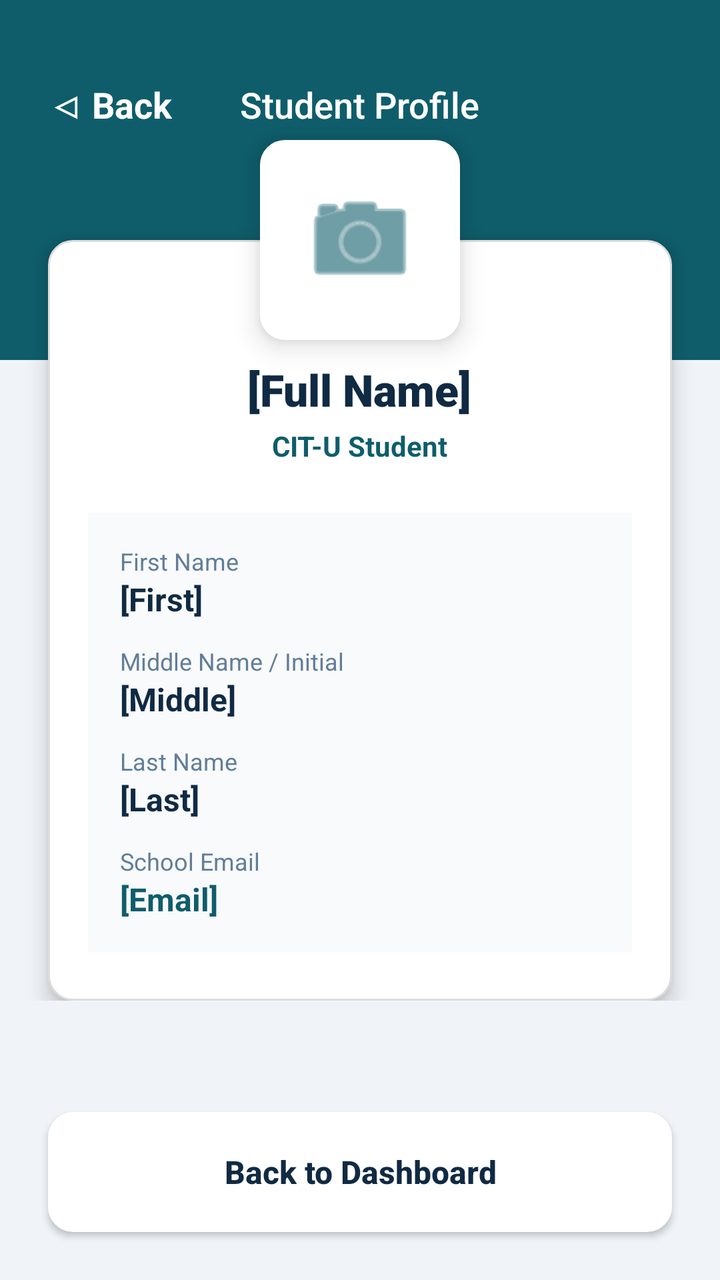
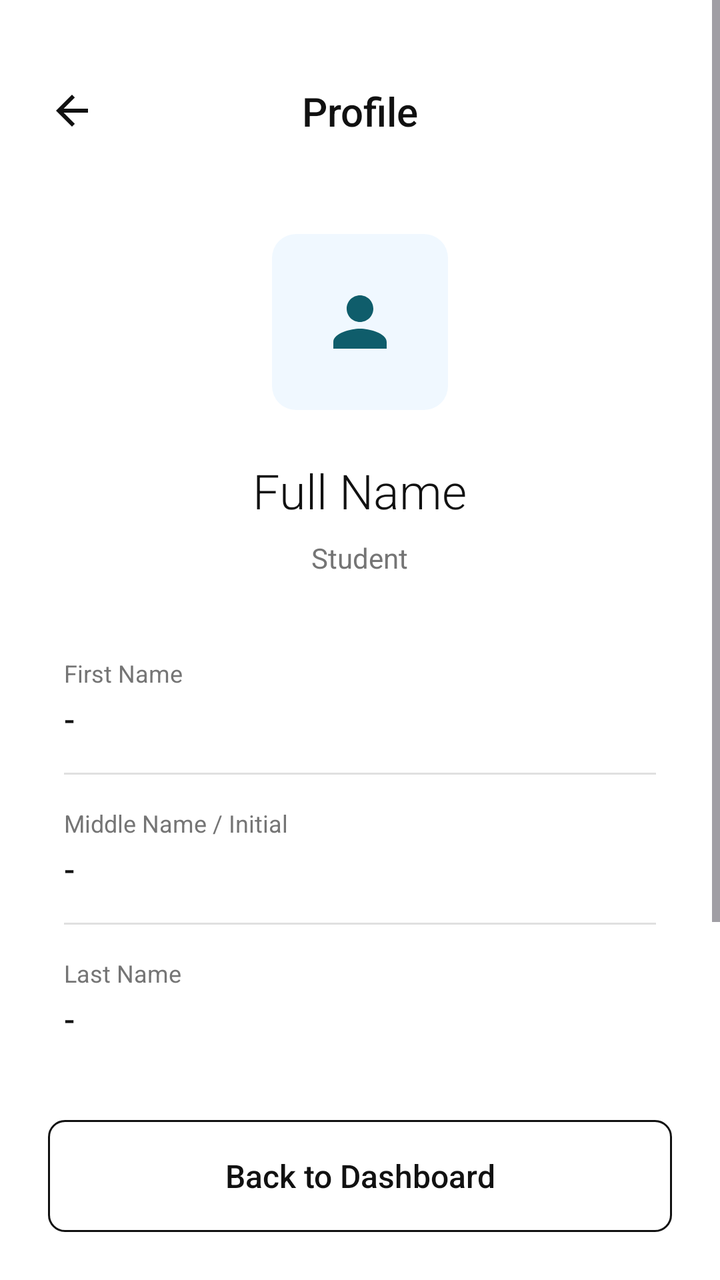

An Android layout rendered at two revisions. The XML below is the earlier revision; the diff shows what the commit changed to produce the second picture.
<!-- AndroidManifest.xml: application theme Theme.TeknoKumpas -->
<!-- res/layout/activity_profile.xml -->
<?xml version="1.0" encoding="utf-8"?>
<RelativeLayout xmlns:android="http://schemas.android.com/apk/res/android"
    xmlns:app="http://schemas.android.com/apk/res-auto"
    android:layout_width="match_parent"
    android:layout_height="match_parent"
    android:background="#F0F4F8">

    <View
        android:id="@+id/rlTopBar"
        android:layout_width="match_parent"
        android:layout_height="180dp"
        android:background="@drawable/bg_solid_button" />

    <ScrollView
        android:layout_width="match_parent"
        android:layout_height="match_parent"
        android:layout_above="@id/btnBackToDashboard"
        android:clipToPadding="false"
        android:paddingBottom="20dp">

        <RelativeLayout
            android:layout_width="match_parent"
            android:layout_height="wrap_content">
            <TextView
                android:id="@+id/btnBackProfileTop"
                android:layout_width="wrap_content"
                android:layout_height="wrap_content"
                android:layout_marginStart="24dp"
                android:layout_marginTop="40dp"
                android:text="◁ Back"
                android:textColor="#FFFFFF"
                android:textSize="18sp"
                android:textStyle="bold" />

            <TextView
                android:layout_width="wrap_content"
                android:layout_height="wrap_content"
                android:layout_centerHorizontal="true"
                android:layout_marginTop="40dp"
                android:text="Student Profile"
                android:textColor="#FFFFFF"
                android:textSize="18sp"
                android:fontFamily="sans-serif-medium" />

            <LinearLayout
                android:id="@+id/llProfileHeader"
                android:layout_width="match_parent"
                android:layout_height="wrap_content"
                android:layout_marginTop="120dp"
                android:layout_marginStart="24dp"
                android:layout_marginEnd="24dp"
                android:background="@drawable/bg_input_field"
                android:elevation="6dp"
                android:orientation="vertical"
                android:paddingTop="60dp"
                android:paddingBottom="24dp"
                android:paddingStart="20dp"
                android:paddingEnd="20dp"
                android:gravity="center_horizontal">

                <TextView
                    android:id="@+id/tvDisplayUsername"
                    android:layout_width="wrap_content"
                    android:layout_height="wrap_content"
                    android:text="[Full Name]"
                    android:textColor="#102A43"
                    android:textSize="22sp"
                    android:fontFamily="sans-serif-black" />

                <TextView
                    android:layout_width="wrap_content"
                    android:layout_height="wrap_content"
                    android:layout_marginTop="4dp"
                    android:text="CIT-U Student"
                    android:textColor="#0F5D6B"
                    android:textSize="14sp"
                    android:textStyle="bold"
                    android:layout_marginBottom="24dp"/>

                <LinearLayout
                    android:layout_width="match_parent"
                    android:layout_height="wrap_content"
                    android:orientation="vertical"
                    android:background="#F8FAFC"
                    android:padding="16dp">

                    <TextView android:layout_width="wrap_content" android:layout_height="wrap_content" android:text="First Name" android:textColor="#627D98" android:textSize="12sp" />
                    <TextView android:id="@+id/tvFirstName" android:layout_width="wrap_content" android:layout_height="wrap_content" android:text="[First]" android:textColor="#102A43" android:textSize="16sp" android:textStyle="bold" android:layout_marginBottom="12dp"/>

                    <TextView android:layout_width="wrap_content" android:layout_height="wrap_content" android:text="Middle Name / Initial" android:textColor="#627D98" android:textSize="12sp" />
                    <TextView android:id="@+id/tvMiddleName" android:layout_width="wrap_content" android:layout_height="wrap_content" android:text="[Middle]" android:textColor="#102A43" android:textSize="16sp" android:textStyle="bold" android:layout_marginBottom="12dp"/>

                    <TextView android:layout_width="wrap_content" android:layout_height="wrap_content" android:text="Last Name" android:textColor="#627D98" android:textSize="12sp" />
                    <TextView android:id="@+id/tvLastName" android:layout_width="wrap_content" android:layout_height="wrap_content" android:text="[Last]" android:textColor="#102A43" android:textSize="16sp" android:textStyle="bold" android:layout_marginBottom="12dp"/>

                    <TextView android:layout_width="wrap_content" android:layout_height="wrap_content" android:text="School Email" android:textColor="#627D98" android:textSize="12sp" />
                    <TextView android:id="@+id/tvEmail" android:layout_width="wrap_content" android:layout_height="wrap_content" android:text="[Email]" android:textColor="#0F5D6B" android:textSize="16sp" android:textStyle="bold" />
                </LinearLayout>
            </LinearLayout>

            <ImageView
                android:id="@+id/ivProfilePic"
                android:layout_width="100dp"
                android:layout_height="100dp"
                android:layout_centerHorizontal="true"
                android:layout_marginTop="70dp"
                android:background="@drawable/bg_input_field"
                android:backgroundTint="#FFFFFF"
                android:elevation="8dp"
                android:src="@android:drawable/ic_menu_camera"
                android:padding="20dp"
                app:tint="#0F5D6B" />

        </RelativeLayout>
    </ScrollView>


    <androidx.appcompat.widget.AppCompatButton
        android:id="@+id/btnBackToDashboard"
        android:layout_width="match_parent"
        android:layout_height="60dp"
        android:layout_alignParentBottom="true"
        android:layout_margin="24dp"
        android:background="@drawable/bg_input_field"
        android:backgroundTint="#FFFFFF"
        android:text="Back to Dashboard"
        android:textAllCaps="false"
        android:textColor="#102A43"
        android:textSize="16sp"
        android:textStyle="bold"
        android:elevation="4dp"/>

</RelativeLayout>
<!-- resources referenced by this layout -->
<resources>
  <!-- drawable bg_input_field (drawable) -->
  <shape xmlns:android="http://schemas.android.com/apk/res/android">
      <solid android:color="#FFFFFF" />
      <corners android:radius="12dp" />
      <stroke android:width="1dp" android:color="#DDDDDD" />
  </shape>
  <!-- drawable bg_solid_button (drawable) -->
  <shape xmlns:android="http://schemas.android.com/apk/res/android">
      <solid android:color="#0F5D6B" />
  </shape>
  <style name="Theme.TeknoKumpas" parent="Base.Theme.TeknoKumpas" />
  <style name="Base.Theme.TeknoKumpas" parent="Theme.Material3.DayNight.NoActionBar">
          
          
      </style>
</resources>

<!-- the commit's change to res/layout/activity_profile.xml (unified diff, before → after) -->
@@ -3,131 +3,204 @@
     xmlns:app="http://schemas.android.com/apk/res-auto"
     android:layout_width="match_parent"
     android:layout_height="match_parent"
-    android:background="#F0F4F8">
-
-    <View
-        android:id="@+id/rlTopBar"
-        android:layout_width="match_parent"
-        android:layout_height="180dp"
-        android:background="@drawable/bg_solid_button" />
+    android:background="@color/minimal_surface">
 
     <ScrollView
         android:layout_width="match_parent"
         android:layout_height="match_parent"
         android:layout_above="@id/btnBackToDashboard"
         android:clipToPadding="false"
-        android:paddingBottom="20dp">
+        android:paddingBottom="24dp">
 
         <RelativeLayout
             android:layout_width="match_parent"
             android:layout_height="wrap_content">
+            
+            <LinearLayout
+                android:id="@+id/llTopBar"
+                android:layout_width="match_parent"
+                android:layout_height="wrap_content"
+                android:orientation="horizontal"
+                android:paddingTop="42dp"
+                android:paddingStart="24dp"
+                android:paddingEnd="24dp"
+                android:gravity="center_vertical">
+                
+                <TextView
+                    android:id="@+id/btnBackProfileTop"
+                    android:layout_width="wrap_content"
+                    android:layout_height="wrap_content"
+                    android:text=""
+                    android:drawableStart="@drawable/ic_modern_back"
+                    android:drawableTint="@color/minimal_text_primary" />
+                    
+                <TextView
+                    android:layout_width="0dp"
+                    android:layout_height="wrap_content"
+                    android:layout_weight="1"
+                    android:text="Profile"
+                    android:textColor="@color/minimal_text_primary"
+                    android:textSize="20sp"
+                    android:fontFamily="sans-serif-medium"
+                    android:gravity="center"
+                    android:layout_marginEnd="24dp" />
+            </LinearLayout>
+
+            <ImageView
+                android:id="@+id/ivProfilePic"
+                android:layout_width="88dp"
+                android:layout_height="88dp"
+                android:layout_centerHorizontal="true"
+                android:layout_below="@id/llTopBar"
+                android:layout_marginTop="48dp"
+                android:background="@drawable/bg_minimal_icon_container"
+                android:backgroundTint="@color/minimal_tint_blue"
+                android:src="@drawable/ic_modern_person"
+                android:padding="24dp"
+                app:tint="@color/minimal_accent" />
+
             <TextView
-                android:id="@+id/btnBackProfileTop"
+                android:id="@+id/tvDisplayUsername"
                 android:layout_width="wrap_content"
                 android:layout_height="wrap_content"
-                android:layout_marginStart="24dp"
-                android:layout_marginTop="40dp"
-                android:text="◁ Back"
-                android:textColor="#FFFFFF"
-                android:textSize="18sp"
-                android:textStyle="bold" />
+                android:layout_below="@id/ivProfilePic"
+                android:layout_centerHorizontal="true"
+                android:layout_marginTop="24dp"
+                android:text="Full Name"
+                android:textColor="@color/minimal_text_primary"
+                android:textSize="24sp"
+                android:fontFamily="sans-serif-light" />
 
             <TextView
+                android:id="@+id/tvSubHeader"
                 android:layout_width="wrap_content"
                 android:layout_height="wrap_content"
+                android:layout_below="@id/tvDisplayUsername"
                 android:layout_centerHorizontal="true"
-                android:layout_marginTop="40dp"
-                android:text="Student Profile"
-                android:textColor="#FFFFFF"
-                android:textSize="18sp"
-                android:fontFamily="sans-serif-medium" />
+                android:layout_marginTop="8dp"
+                android:text="Student"
+                android:textColor="@color/minimal_text_secondary"
+                android:textSize="14sp"
+                android:fontFamily="sans-serif"
+                android:layout_marginBottom="40dp"/>
 
             <LinearLayout
                 android:id="@+id/llProfileHeader"
                 android:layout_width="match_parent"
                 android:layout_height="wrap_content"
-                android:layout_marginTop="120dp"
-                android:layout_marginStart="24dp"
-                android:layout_marginEnd="24dp"
-                android:background="@drawable/bg_input_field"
-                android:elevation="6dp"
+                android:layout_below="@id/tvSubHeader"
                 android:orientation="vertical"
-                android:paddingTop="60dp"
-                android:paddingBottom="24dp"
-                android:paddingStart="20dp"
-                android:paddingEnd="20dp"
-                android:gravity="center_horizontal">
-
-                <TextView
-                    android:id="@+id/tvDisplayUsername"
-                    android:layout_width="wrap_content"
-                    android:layout_height="wrap_content"
-                    android:text="[Full Name]"
-                    android:textColor="#102A43"
-                    android:textSize="22sp"
-                    android:fontFamily="sans-serif-black" />
-
-                <TextView
-                    android:layout_width="wrap_content"
-                    android:layout_height="wrap_content"
+                android:paddingStart="32dp"
+                android:paddingEnd="32dp">
+
+                <TextView 
+                    android:layout_width="wrap_content" 
+                    android:layout_height="wrap_content" 
+                    android:text="First Name" 
+                    android:textColor="@color/minimal_text_secondary" 
+                    android:textSize="12sp"
+                    android:fontFamily="sans-serif" />
+                
+                <TextView 
+                    android:id="@+id/tvFirstName" 
+                    android:layout_width="wrap_content" 
+                    android:layout_height="wrap_content" 
+                    android:text="-" 
+                    android:textColor="@color/minimal_text_primary" 
+                    android:textSize="16sp" 
+                    android:fontFamily="sans-serif-medium" 
                     android:layout_marginTop="4dp"
-                    android:text="CIT-U Student"
-                    android:textColor="#0F5D6B"
-                    android:textSize="14sp"
-                    android:textStyle="bold"
-                    android:layout_marginBottom="24dp"/>
-
-                <LinearLayout
-                    android:layout_width="match_parent"
-                    android:layout_height="wrap_content"
-                    android:orientation="vertical"
-                    android:background="#F8FAFC"
-                    android:padding="16dp">
-
-                    <TextView android:layout_width="wrap_content" android:layout_height="wrap_content" android:text="First Name" android:textColor="#627D98" android:textSize="12sp" />
-                    <TextView android:id="@+id/tvFirstName" android:layout_width="wrap_content" android:layout_height="wrap_content" android:text="[First]" android:textColor="#102A43" android:textSize="16sp" android:textStyle="bold" android:layout_marginBottom="12dp"/>
-
-                    <TextView android:layout_width="wrap_content" android:layout_height="wrap_content" android:text="Middle Name / Initial" android:textColor="#627D98" android:textSize="12sp" />
-                    <TextView android:id="@+id/tvMiddleName" android:layout_width="wrap_content" android:layout_height="wrap_content" android:text="[Middle]" android:textColor="#102A43" android:textSize="16sp" android:textStyle="bold" android:layout_marginBottom="12dp"/>
-
-                    <TextView android:layout_width="wrap_content" android:layout_height="wrap_content" android:text="Last Name" android:textColor="#627D98" android:textSize="12sp" />
-                    <TextView android:id="@+id/tvLastName" android:layout_width="wrap_content" android:layout_height="wrap_content" android:text="[Last]" android:textColor="#102A43" android:textSize="16sp" android:textStyle="bold" android:layout_marginBottom="12dp"/>
-
-                    <TextView android:layout_width="wrap_content" android:layout_height="wrap_content" android:text="School Email" android:textColor="#627D98" android:textSize="12sp" />
-                    <TextView android:id="@+id/tvEmail" android:layout_width="wrap_content" android:layout_height="wrap_content" android:text="[Email]" android:textColor="#0F5D6B" android:textSize="16sp" android:textStyle="bold" />
-                </LinearLayout>
+                    android:layout_marginBottom="16dp"/>
+
+                <View 
+                    android:layout_width="match_parent" 
+                    android:layout_height="1dp" 
+                    android:background="@color/minimal_border"
+                    android:layout_marginBottom="16dp"/>
+
+                <TextView 
+                    android:layout_width="wrap_content" 
+                    android:layout_height="wrap_content" 
+                    android:text="Middle Name / Initial" 
+                    android:textColor="@color/minimal_text_secondary" 
+                    android:textSize="12sp"
+                    android:fontFamily="sans-serif" />
+                
+                <TextView 
+                    android:id="@+id/tvMiddleName" 
+                    android:layout_width="wrap_content" 
+                    android:layout_height="wrap_content" 
+                    android:text="-" 
+                    android:textColor="@color/minimal_text_primary" 
+                    android:textSize="16sp" 
+                    android:fontFamily="sans-serif-medium" 
+                    android:layout_marginTop="4dp"
+                    android:layout_marginBottom="16dp"/>
+
+                <View 
+                    android:layout_width="match_parent" 
+                    android:layout_height="1dp" 
+                    android:background="@color/minimal_border"
+                    android:layout_marginBottom="16dp"/>
+
+                <TextView 
+                    android:layout_width="wrap_content" 
+                    android:layout_height="wrap_content" 
+                    android:text="Last Name" 
+                    android:textColor="@color/minimal_text_secondary" 
+                    android:textSize="12sp"
+                    android:fontFamily="sans-serif" />
+                
+                <TextView 
+                    android:id="@+id/tvLastName" 
+                    android:layout_width="wrap_content" 
+                    android:layout_height="wrap_content" 
+                    android:text="-" 
+                    android:textColor="@color/minimal_text_primary" 
+                    android:textSize="16sp" 
+                    android:fontFamily="sans-serif-medium" 
+                    android:layout_marginTop="4dp"
+                    android:layout_marginBottom="16dp"/>
+
+                <View 
+                    android:layout_width="match_parent" 
+                    android:layout_height="1dp" 
+                    android:background="@color/minimal_border"
+                    android:layout_marginBottom="16dp"/>
+
+                <TextView 
+                    android:layout_width="wrap_content" 
+                    android:layout_height="wrap_content" 
+                    android:text="School Email" 
+                    android:textColor="@color/minimal_text_secondary" 
+                    android:textSize="12sp"
+                    android:fontFamily="sans-serif" />
+                
+                <TextView 
+                    android:id="@+id/tvEmail" 
+                    android:layout_width="wrap_content" 
+                    android:layout_height="wrap_content" 
+                    android:text="-" 
+                    android:textColor="@color/minimal_text_primary" 
+                    android:textSize="16sp" 
+                    android:fontFamily="sans-serif-medium" 
+                    android:layout_marginTop="4dp"/>
             </LinearLayout>
-
-            <ImageView
-                android:id="@+id/ivProfilePic"
-                android:layout_width="100dp"
-                android:layout_height="100dp"
-                android:layout_centerHorizontal="true"
-                android:layout_marginTop="70dp"
-                android:background="@drawable/bg_input_field"
-                android:backgroundTint="#FFFFFF"
-                android:elevation="8dp"
-                android:src="@android:drawable/ic_menu_camera"
-                android:padding="20dp"
-                app:tint="#0F5D6B" />
 
         </RelativeLayout>
     </ScrollView>
-
 
     <androidx.appcompat.widget.AppCompatButton
         android:id="@+id/btnBackToDashboard"
         android:layout_width="match_parent"
-        android:layout_height="60dp"
+        android:layout_height="56dp"
         android:layout_alignParentBottom="true"
         android:layout_margin="24dp"
-        android:background="@drawable/bg_input_field"
-        android:backgroundTint="#FFFFFF"
+        android:background="@drawable/bg_minimal_outline_button"
         android:text="Back to Dashboard"
         android:textAllCaps="false"
-        android:textColor="#102A43"
+        android:textColor="@color/minimal_text_primary"
         android:textSize="16sp"
-        android:textStyle="bold"
-        android:elevation="4dp"/>
+        android:fontFamily="sans-serif-medium" />
 
 </RelativeLayout>
<!-- resource entries referenced after the edit -->
@@ -1,16 +1,48 @@
 <!-- resources referenced by this layout -->
 <resources>
-  <!-- drawable bg_input_field (drawable) -->
-  <shape xmlns:android="http://schemas.android.com/apk/res/android">
-      <solid android:color="#FFFFFF" />
-      <corners android:radius="12dp" />
-      <stroke android:width="1dp" android:color="#DDDDDD" />
+  <color name="minimal_accent">#0F5D6B</color>
+  <color name="minimal_border">#E0E0E0</color>
+  <color name="minimal_surface">#FFFFFF</color>
+  <color name="minimal_text_primary">#111111</color>
+  <color name="minimal_text_secondary">#757575</color>
+  <color name="minimal_tint_blue">#F0F8FF</color>
+  <!-- drawable bg_minimal_icon_container (drawable) -->
+  <?xml version="1.0" encoding="utf-8"?>
+  <shape xmlns:android="http://schemas.android.com/apk/res/android"
+      android:shape="rectangle">
+      <solid android:color="@color/white"/> 
+      <corners android:radius="12dp"/>
   </shape>
-  <!-- drawable bg_solid_button (drawable) -->
-  <shape xmlns:android="http://schemas.android.com/apk/res/android">
-      <solid android:color="#0F5D6B" />
+  <!-- drawable bg_minimal_outline_button (drawable) -->
+  <?xml version="1.0" encoding="utf-8"?>
+  <shape xmlns:android="http://schemas.android.com/apk/res/android"
+      android:shape="rectangle">
+      <solid android:color="@android:color/transparent"/>
+      <stroke android:width="1dp" android:color="@color/minimal_text_primary"/>
+      <corners android:radius="8dp"/>
   </shape>
+  <!-- drawable ic_modern_back (drawable) -->
+  <vector xmlns:android="http://schemas.android.com/apk/res/android"
+      android:width="24dp"
+      android:height="24dp"
+      android:viewportWidth="24"
+      android:viewportHeight="24">
+    <path
+        android:fillColor="#FFFFFFFF"
+        android:pathData="M20,11H7.83l5.59,-5.59L12,4l-8,8 8,8 1.41,-1.41L7.83,13H20v-2z"/>
+  </vector>
+  <!-- drawable ic_modern_person (drawable) -->
+  <vector xmlns:android="http://schemas.android.com/apk/res/android"
+      android:width="24dp"
+      android:height="24dp"
+      android:viewportWidth="24"
+      android:viewportHeight="24">
+    <path
+        android:fillColor="#FF0F5D6B"
+        android:pathData="M12,12c2.21,0 4,-1.79 4,-4s-1.79,-4 -4,-4 -4,1.79 -4,4 1.79,4 4,4zM12,14c-2.67,0 -8,1.34 -8,4v2h16v-2c0,-2.66 -5.33,-4 -8,-4z"/>
+  </vector>
   <style name="Theme.TeknoKumpas" parent="Base.Theme.TeknoKumpas" />
+  <color name="white">#FFFFFFFF</color>
   <style name="Base.Theme.TeknoKumpas" parent="Theme.Material3.DayNight.NoActionBar">
           
           
